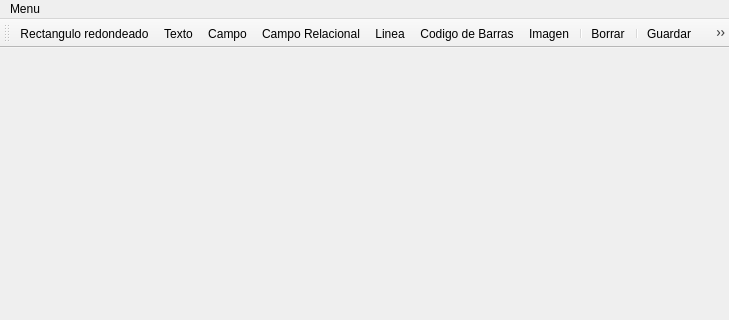
Before: the Qt Designer form mainwindow.ui in 0TheFox0/MayaReports, drawn with Qt 5; both pictures show x 0 to 729 and y 0 to 320 of the 729 by 476 pixel window.
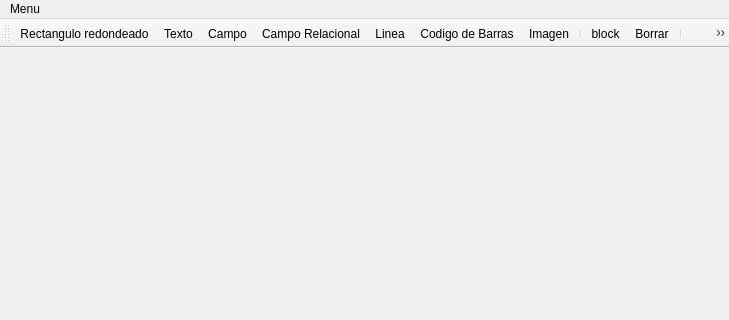
After: the same form once the commit is applied. Icons and pictures are not drawn.

Patch:
```diff
--- a/mainwindow.ui
+++ b/mainwindow.ui
@@ -58,6 +58,7 @@
    <addaction name="actionCodeBars"/>
    <addaction name="actionImagen"/>
    <addaction name="separator"/>
+   <addaction name="actionBlock"/>
    <addaction name="actionBorrar"/>
    <addaction name="separator"/>
    <addaction name="actionGuardar"/>
@@ -190,6 +191,11 @@
     <string>Vista Previa</string>
    </property>
   </action>
+  <action name="actionBlock">
+   <property name="text">
+    <string>block</string>
+   </property>
+  </action>
  </widget>
  <layoutdefault spacing="6" margin="11"/>
  <resources>
```
